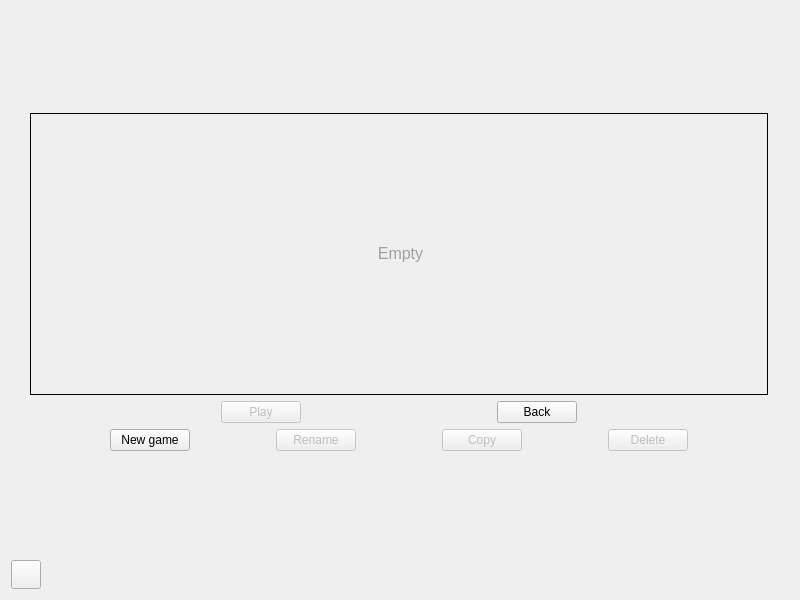
First picture: the form in client/base/solo/solowindow.ui, repository alphaonex86/CatchChallenger, before the edit.
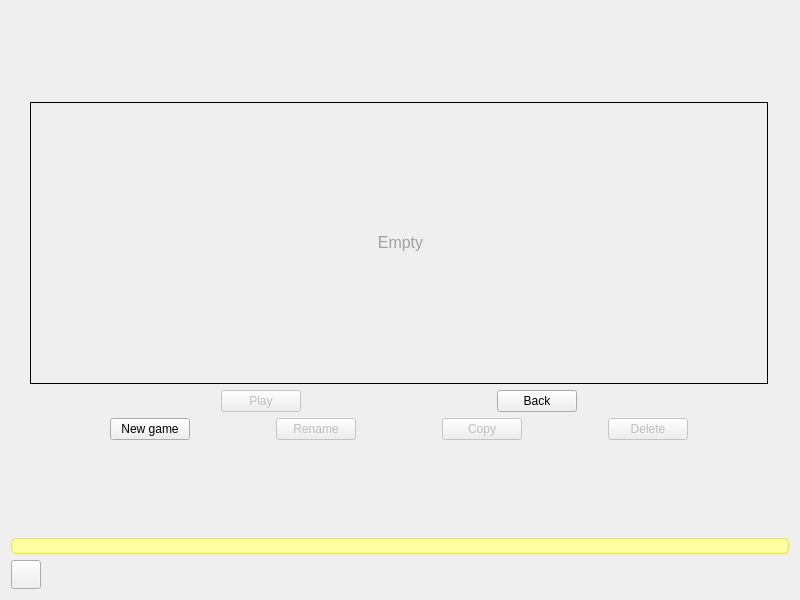
Second picture: the form after the edit. Icons and pictures are not drawn.

What changed in the file:
```diff
--- a/client/base/solo/solowindow.ui
+++ b/client/base/solo/solowindow.ui
@@ -356,6 +356,18 @@
           </property>
          </spacer>
         </item>
+        <item>
+         <widget class="QLabel" name="update">
+          <property name="styleSheet">
+           <string notr="true">background-color: rgb(255, 255, 163);
+border: 1px solid rgb(255, 221, 50);
+border-radius:5px;</string>
+          </property>
+          <property name="openExternalLinks">
+           <bool>true</bool>
+          </property>
+         </widget>
+        </item>
         <item>
          <layout class="QHBoxLayout" name="horizontalLayout_2">
           <item>
```
